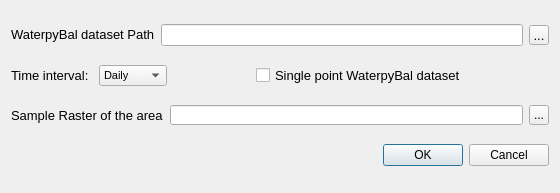
This is waterpybal_ui_py_inc_functions/waterpybal_ui_design/open_dataset.ui in IDAEA-EVS/waterpybal as Qt 5 draws it before an edit. The edited form follows.
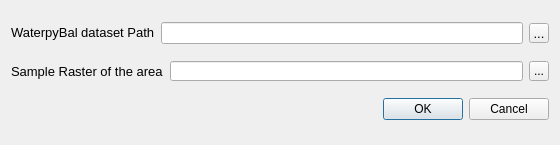
This is the edited form.

The edit to the form file:
```diff
--- a/waterpybal_ui_py_inc_functions/waterpybal_ui_design/open_dataset.ui
+++ b/waterpybal_ui_py_inc_functions/waterpybal_ui_design/open_dataset.ui
@@ -7,7 +7,7 @@
     <x>0</x>
     <y>0</y>
     <width>560</width>
-    <height>193</height>
+    <height>145</height>
    </rect>
   </property>
   <property name="minimumSize">
@@ -90,104 +90,6 @@
      </item>
     </layout>
    </item>
-   <item>
-    <layout class="QHBoxLayout" name="horizontalLayout_5">
-     <item>
-      <layout class="QHBoxLayout" name="horizontalLayout_3">
-       <item>
-        <widget class="QLabel" name="label_time_interval">
-         <property name="font">
-          <font>
-           <pointsize>10</pointsize>
-          </font>
-         </property>
-         <property name="text">
-          <string>Time interval: </string>
-         </property>
-        </widget>
-       </item>
-       <item>
-        <widget class="QComboBox" name="comboBox_time_interval">
-         <property name="minimumSize">
-          <size>
-           <width>60</width>
-           <height>20</height>
-          </size>
-         </property>
-         <property name="font">
-          <font>
-           <pointsize>8</pointsize>
-          </font>
-         </property>
-         <item>
-          <property name="text">
-           <string>Daily</string>
-          </property>
-         </item>
-         <item>
-          <property name="text">
-           <string>Monthly</string>
-          </property>
-         </item>
-         <item>
-          <property name="text">
-           <string>Hourly</string>
-          </property>
-         </item>
-        </widget>
-       </item>
-      </layout>
-     </item>
-     <item>
-      <spacer name="horizontalSpacer_2">
-       <property name="orientation">
-        <enum>Qt::Horizontal</enum>
-       </property>
-       <property name="sizeHint" stdset="0">
-        <size>
-         <width>40</width>
-         <height>20</height>
-        </size>
-       </property>
-      </spacer>
-     </item>
-     <item>
-      <layout class="QHBoxLayout" name="horizontalLayout_4">
-       <item>
-        <widget class="QCheckBox" name="checkBox_single_point">
-         <property name="minimumSize">
-          <size>
-           <width>180</width>
-           <height>0</height>
-          </size>
-         </property>
-         <property name="font">
-          <font>
-           <pointsize>10</pointsize>
-          </font>
-         </property>
-         <property name="text">
-          <string>Single point WaterpyBal dataset</string>
-         </property>
-        </widget>
-       </item>
-      </layout>
-     </item>
-     <item>
-      <spacer name="horizontalSpacer">
-       <property name="orientation">
-        <enum>Qt::Horizontal</enum>
-       </property>
-       <property name="sizeHint" stdset="0">
-        <size>
-         <width>40</width>
-         <height>20</height>
-        </size>
-       </property>
-      </spacer>
-     </item>
-    </layout>
-   </item>
    <item>
     <layout class="QHBoxLayout" name="horizontalLayout_2">
      <item>
```
